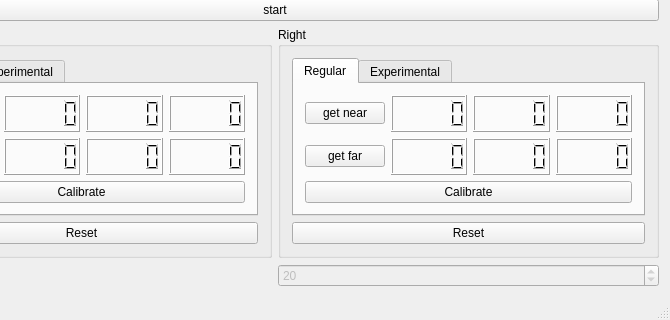
This is mainwindow.ui in janisozaur/inz_stickman as Qt 5 draws it before an edit; both pictures show x 120 to 790 and y 420 to 740 of the 790 by 740 pixel window. The edited form follows.
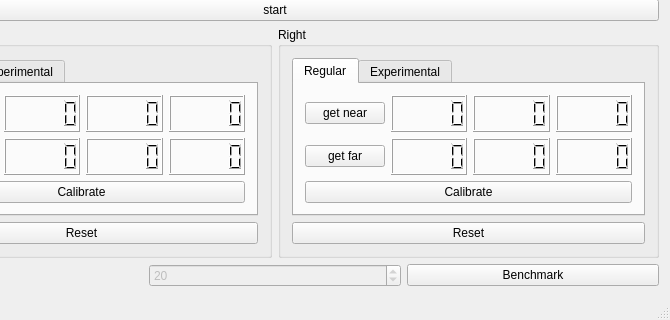
This is the edited form. Custom widgets are drawn as their Qt base class.

Commit message: add benchmark mode

Patch:
```diff
--- a/mainwindow.ui
+++ b/mainwindow.ui
@@ -316,6 +316,13 @@
         </property>
        </widget>
       </item>
+      <item>
+       <widget class="QPushButton" name="benchmarkPushButton">
+        <property name="text">
+         <string>Benchmark</string>
+        </property>
+       </widget>
+      </item>
      </layout>
     </item>
    </layout>
```
The commit also changes 4 other files.
